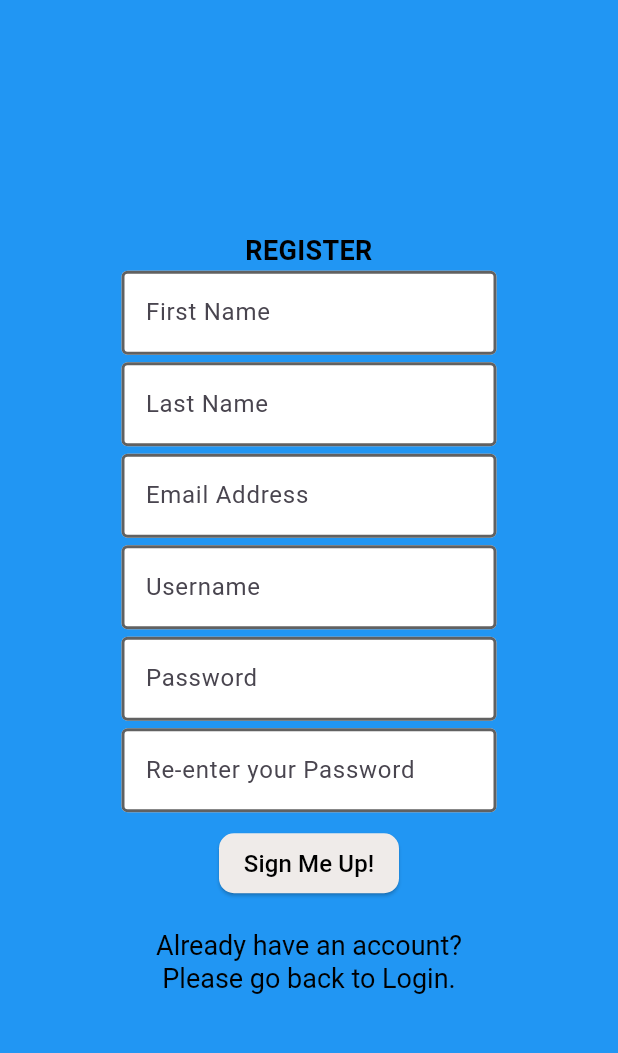
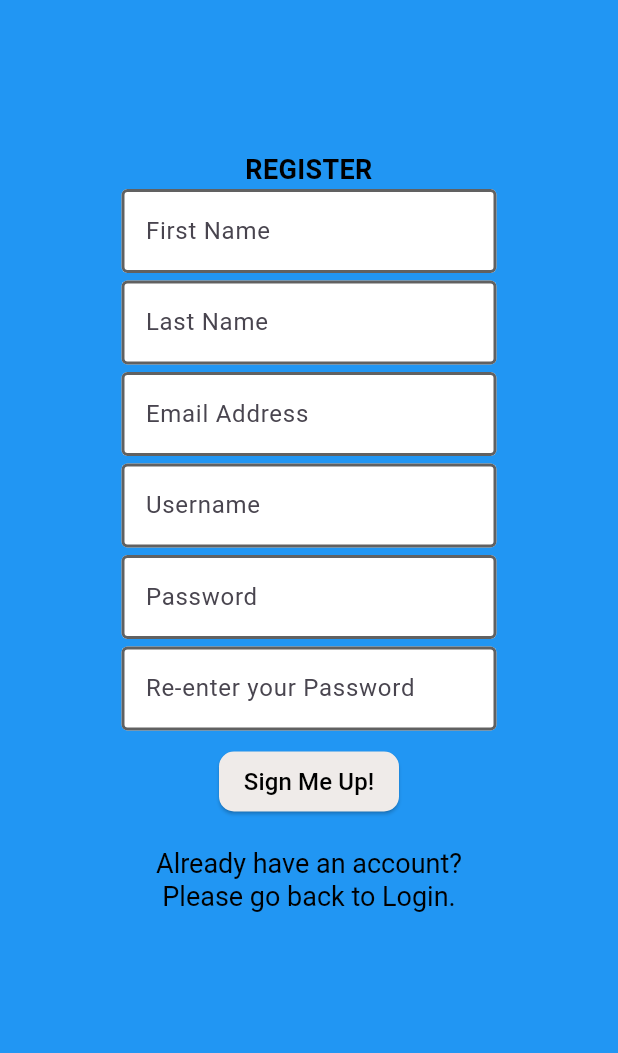
Before and after one commit to AndrewKelton/large-project, a Flutter app: the RegistrationScreen screen opened by its route, on a phone screen of 412 x 824 dp, the part 84-1137 px from its top. Run offline on Flutter 3.47's test engine with Material 3 defaults, Android fonts, the phone set to English and light mode, and no system bars; network calls fail.

Commit message:
changed login and registration to scrollable views

```diff
--- a/mobile/Large_Project_Mobile_App/lib/pages/RegistrationScreen.dart
+++ b/mobile/Large_Project_Mobile_App/lib/pages/RegistrationScreen.dart
@@ -149,7 +149,8 @@ class _RegistrationPageState extends State<RegistrationPage> with RouteAware {
 
   @override
   Widget build(BuildContext context) {
-    return Center(
+    return Align(
+      alignment: Alignment.topCenter,
       child: Container(
         width: 250,
         child: SingleChildScrollView(
@@ -157,7 +158,7 @@ class _RegistrationPageState extends State<RegistrationPage> with RouteAware {
             mainAxisAlignment: MainAxisAlignment.start, // center column contents vertically
             crossAxisAlignment: CrossAxisAlignment.center, // center column contents horizontally
             children: <Widget> [
-              SizedBox(height: 150.0),
+              SizedBox(height: 100.0),
               // row for register instruction
               Row(
                 children: <Widget> [
@@ -593,10 +594,12 @@ class _RegistrationPageState extends State<RegistrationPage> with RouteAware {
               // row (conditional) for potential error message
               if (message != '') Row(
                 children: <Widget> [
-                  Icon(
-                    Icons.warning_rounded,
-                    color: message == "Account created successfully! Redirecting to Login Screen..." ? Colors.amber : Colors.red,
-                  ),
+                  if (message != "Account created successfully! Redirecting to Login Screen...") ... [
+                    Icon(
+                      Icons.warning_rounded,
+                      color:  Colors.red,
+                    ),
+                  ],
                   Expanded(
                     child: Text(
                       '$message',
```
Also changed, not shown: mobile/Large_Project_Mobile_App/lib/pages/LoginScreen.dart (+6 -2 lines).
